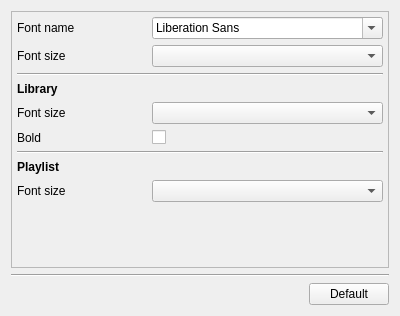
This is src/Gui/Preferences/UiPreferences/GUI_FontPreferences.ui in Inferno214221/sayonara-player as Qt 5 draws it before an edit. The edited form follows.
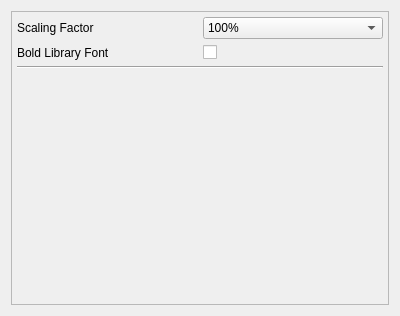
This is the edited form. Custom widgets are drawn as their Qt base class.

Commit message: remove font preferences

The edit to the form file:
```diff
--- a/src/Gui/Preferences/UiPreferences/GUI_FontPreferences.ui
+++ b/src/Gui/Preferences/UiPreferences/GUI_FontPreferences.ui
@@ -11,37 +11,6 @@
    </rect>
   </property>
   <layout class="QGridLayout" name="gridLayout">
-   <item row="4" column="0" colspan="2">
-    <widget class="Line" name="line_4">
-     <property name="orientation">
-      <enum>Qt::Horizontal</enum>
-     </property>
-    </widget>
-   </item>
-   <item row="5" column="0" rowspan="4" colspan="2">
-    <layout class="QHBoxLayout" name="horizontalLayout">
-     <item>
-      <spacer name="horizontalSpacer">
-       <property name="orientation">
-        <enum>Qt::Horizontal</enum>
-       </property>
-       <property name="sizeHint" stdset="0">
-        <size>
-         <width>40</width>
-         <height>20</height>
-        </size>
-       </property>
-      </spacer>
-     </item>
-     <item>
-      <widget class="QPushButton" name="btn_default">
-       <property name="text">
-        <string notr="true">Default</string>
-       </property>
-      </widget>
-     </item>
-    </layout>
-   </item>
    <item row="3" column="0" colspan="2">
     <widget class="QScrollArea" name="scrollArea">
      <property name="widgetResizable">
@@ -52,8 +21,8 @@
        <rect>
         <x>0</x>
         <y>0</y>
-        <width>380</width>
-        <height>254</height>
+        <width>376</width>
+        <height>292</height>
        </rect>
       </property>
       <layout class="QGridLayout" name="gridLayout_2">
@@ -69,101 +38,21 @@
        <property name="bottomMargin">
         <number>5</number>
        </property>
-       <item row="3" column="1">
-        <widget class="Gui::ComboBox" name="combo_sizes"/>
-       </item>
-       <item row="13" column="1">
-        <widget class="Gui::ComboBox" name="combo_plSize"/>
-       </item>
-       <item row="8" column="1">
-        <widget class="Gui::ComboBox" name="combo_libSize"/>
-       </item>
-       <item row="13" column="0">
-        <widget class="QLabel" name="label_6">
-         <property name="text">
-          <string>Font size</string>
-         </property>
-        </widget>
-       </item>
-       <item row="8" column="0">
-        <widget class="QLabel" name="label_5">
-         <property name="text">
-          <string>Font size</string>
-         </property>
-        </widget>
-       </item>
-       <item row="3" column="0">
-        <widget class="QLabel" name="label">
-         <property name="text">
-          <string>Font size</string>
-         </property>
-        </widget>
-       </item>
-       <item row="11" column="0" colspan="2">
+       <item row="6" column="0" colspan="2">
         <widget class="Line" name="line_2">
          <property name="orientation">
           <enum>Qt::Horizontal</enum>
          </property>
         </widget>
        </item>
-       <item row="9" column="0">
-        <widget class="QLabel" name="label_7">
-         <property name="text">
-          <string>Bold</string>
-         </property>
-        </widget>
-       </item>
-       <item row="1" column="1">
-        <widget class="QFontComboBox" name="combo_fonts"/>
-       </item>
-       <item row="1" column="0">
-        <widget class="QLabel" name="label_2">
-         <property name="text">
-          <string>Font name</string>
-         </property>
-        </widget>
-       </item>
-       <item row="5" column="0" colspan="2">
-        <widget class="Line" name="line_3">
-         <property name="orientation">
-          <enum>Qt::Horizontal</enum>
-         </property>
-        </widget>
-       </item>
-       <item row="7" column="0" colspan="2">
-        <widget class="QLabel" name="lab_library">
-         <property name="font">
-          <font>
-           <weight>75</weight>
-           <bold>true</bold>
-          </font>
-         </property>
-         <property name="text">
-          <string notr="true">Library</string>
-         </property>
-        </widget>
-       </item>
-       <item row="12" column="0" colspan="2">
-        <widget class="QLabel" name="lab_playlist">
-         <property name="font">
-          <font>
-           <weight>75</weight>
-           <bold>true</bold>
-          </font>
-         </property>
-         <property name="text">
-          <string notr="true">Playlist</string>
-         </property>
-        </widget>
-       </item>
-       <item row="9" column="1">
-        <widget class="QCheckBox" name="cb_libBold">
+       <item row="4" column="1">
+        <widget class="QCheckBox" name="cbBold">
          <property name="text">
           <string/>
          </property>
         </widget>
        </item>
-       <item row="14" column="1">
+       <item row="7" column="1">
         <spacer name="verticalSpacer">
          <property name="orientation">
           <enum>Qt::Vertical</enum>
@@ -176,6 +65,67 @@
          </property>
         </spacer>
        </item>
+       <item row="0" column="0">
+        <widget class="QLabel" name="labScalingFactor">
+         <property name="text">
+          <string>Scaling Factor</string>
+         </property>
+        </widget>
+       </item>
+       <item row="4" column="0">
+        <widget class="QLabel" name="labBold">
+         <property name="text">
+          <string>Bold Library Font</string>
+         </property>
+        </widget>
+       </item>
+       <item row="0" column="1">
+        <widget class="Gui::ComboBox" name="comboScalingFactor">
+         <property name="currentIndex">
+          <number>3</number>
+         </property>
+         <item>
+          <property name="text">
+           <string notr="true">50%</string>
+          </property>
+         </item>
+         <item>
+          <property name="text">
+           <string notr="true">66%</string>
+          </property>
+         </item>
+         <item>
+          <property name="text">
+           <string notr="true">75%</string>
+          </property>
+         </item>
+         <item>
+          <property name="text">
+           <string notr="true">100%</string>
+          </property>
+         </item>
+         <item>
+          <property name="text">
+           <string notr="true">125%</string>
+          </property>
+         </item>
+         <item>
+          <property name="text">
+           <string notr="true">150%</string>
+          </property>
+         </item>
+         <item>
+          <property name="text">
+           <string notr="true">175%</string>
+          </property>
+         </item>
+         <item>
+          <property name="text">
+           <string notr="true">200%</string>
+          </property>
+         </item>
+        </widget>
+       </item>
       </layout>
      </widget>
     </widget>
```
Left out of the diff: 7 changed lines with no effect on the pictures. The commit also changes 17 other files.
